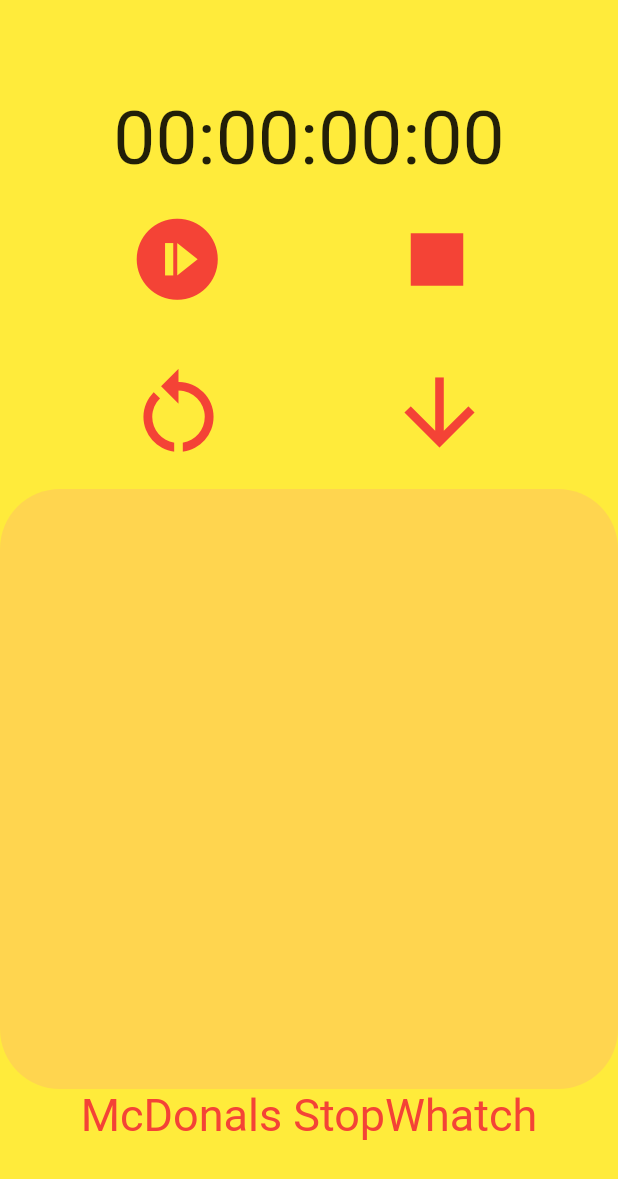
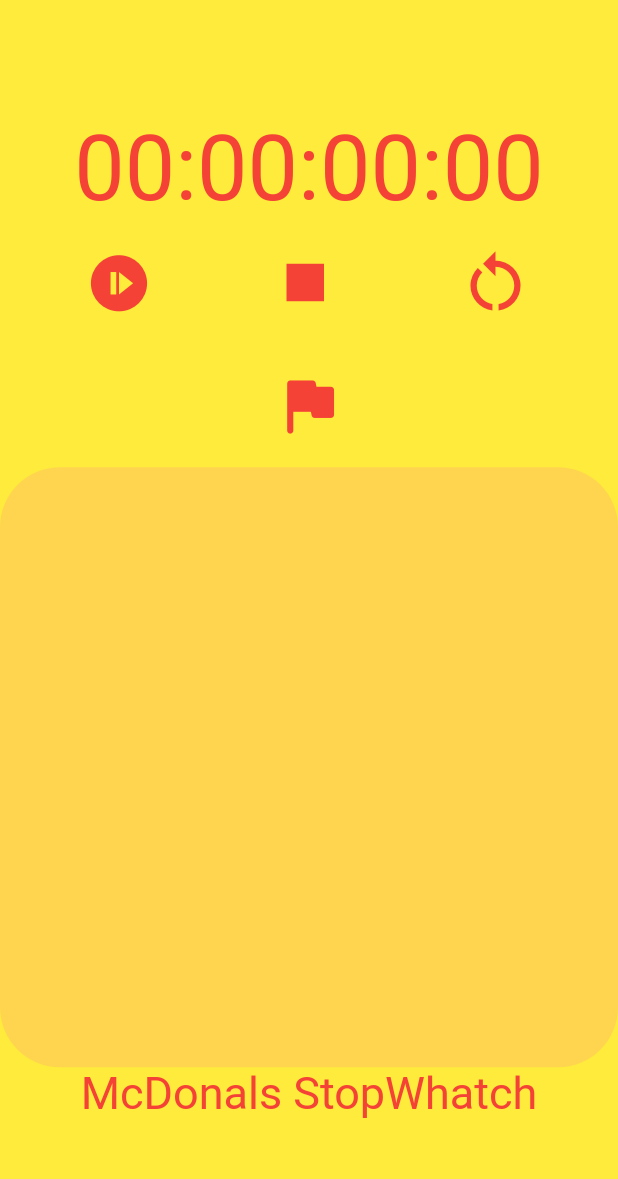
Before and after one commit to TonyVazz/cronometro-movil, a Flutter app: the screen it shows after launch, on a phone screen of 412 x 824 dp. Shown: the top 1179 px of the screen. Run offline on Flutter 3.47's test engine with Material 2 defaults, Android fonts, the phone set to English and light mode, and no system bars.

Commit message:
Cronometro con cambios en el estilo

```diff
--- a/lib/cronometro.dart
+++ b/lib/cronometro.dart
@@ -16,6 +16,7 @@ class _CronometroState extends State<Cronometro> {
   late Timer timer;
   List vueltas = [];
 
+
   void iniciarCronometro() {
     if (!estaCorriendo) {
       timer = Timer.periodic(Duration(milliseconds: 10), (timer) {
@@ -31,8 +32,8 @@ class _CronometroState extends State<Cronometro> {
     estaCorriendo = false;
   }
 
-  String formatearTiempo() {
-    Duration duracion = Duration(milliseconds: this.milisegundos);
+  String formatearTiempo(Duration duracion) {
+
 
     String dosValores(int valor) {
       return valor >= 10 ? "$valor" : "0$valor";
@@ -51,13 +52,9 @@ class _CronometroState extends State<Cronometro> {
 
     return ("$horas:$minutos:$segundos:$borrar");
   }
+  Duration get duracion => Duration(milliseconds: milisegundos);
 
-  void addLaps() {
-    String vuelta = formatearTiempo();
-    setState(() {
-      vueltas.add(vuelta);
-    });
-  }
+
 
   @override
   void dispose() {
@@ -72,8 +69,8 @@ class _CronometroState extends State<Cronometro> {
       mainAxisSize: MainAxisSize.min,
       children: [
         Text(
-          formatearTiempo(),
-          style: TextStyle(fontSize: 50),
+          formatearTiempo(duracion),
+          style: const TextStyle(fontSize: 60, color: Colors.red),
         ),
         Row(
           mainAxisAlignment: MainAxisAlignment.spaceEvenly,
@@ -82,48 +79,50 @@ class _CronometroState extends State<Cronometro> {
                 child: Icon(
                   Icons.not_started,
                   color: Colors.red,
-                  size: 65,
+                  size: 45,
                 ),
                 onPressed: iniciarCronometro),
             CupertinoButton(
                 child: Icon(
                   Icons.stop,
                   color: Colors.red,
-                  size: 70,
+                  size: 50,
                 ),
                 onPressed: detenerCronometro),
-          ],
-        ),
-        Row(mainAxisAlignment: MainAxisAlignment.spaceEvenly, children: [
-          CupertinoButton(
+                CupertinoButton(
               child: Icon(
                 Icons.restart_alt_sharp,
                 color: Colors.red,
-                size: 70,
+                size: 50,
               ),
               onPressed: () {
                 this.milisegundos = 0;
                 setState(() {});
                 vueltas = [];
               }),
+          ],
+        ),
+        Row(mainAxisAlignment: MainAxisAlignment.spaceEvenly, children: [
           CupertinoButton(
+                onPressed: estaCorriendo ? () {vueltas.add(duracion);} : null,
               child: Icon(
-                Icons.arrow_downward,
+                Icons.flag_rounded,
                 color: Colors.red,
-                size: 70,
+                size: 50,
               ),
-              onPressed: () {
-                addLaps();
-              }),
+              ),
         ]),
         Container(
+
           height: 400,
           decoration: BoxDecoration(
+
               color: Colors.amber[300],
               borderRadius: BorderRadius.circular(40)),
           child: ListView.builder(
             itemCount: vueltas.length,
             itemBuilder: (context, index) {
+              final diff = index == 0 ? vueltas[index] : vueltas[index] - vueltas[index - 1];
               return Padding(
                 padding: const EdgeInsets.all(16.0),
                 child: Row(
@@ -131,11 +130,15 @@ class _CronometroState extends State<Cronometro> {
                   children: [
                     Text(
                       'Lap n° ${index + 1}',
-                      style: TextStyle(color: Colors.black, fontSize: 16.0),
+                      style: TextStyle(color: Colors.red, fontSize: 16.0),
                     ),
                     Text(
-                      '${vueltas[index]}',
-                      style: TextStyle(color: Colors.black, fontSize: 16.0),
+                      '+${formatearTiempo(diff)}',
+                      style: TextStyle(color: Colors.red, fontSize: 16.0),
+                    ),
+                    Text(
+                      formatearTiempo(vueltas[index]),
+                      style: TextStyle(color: Colors.red, fontSize: 16.0),
                     )
                   ],
                 ),
```
